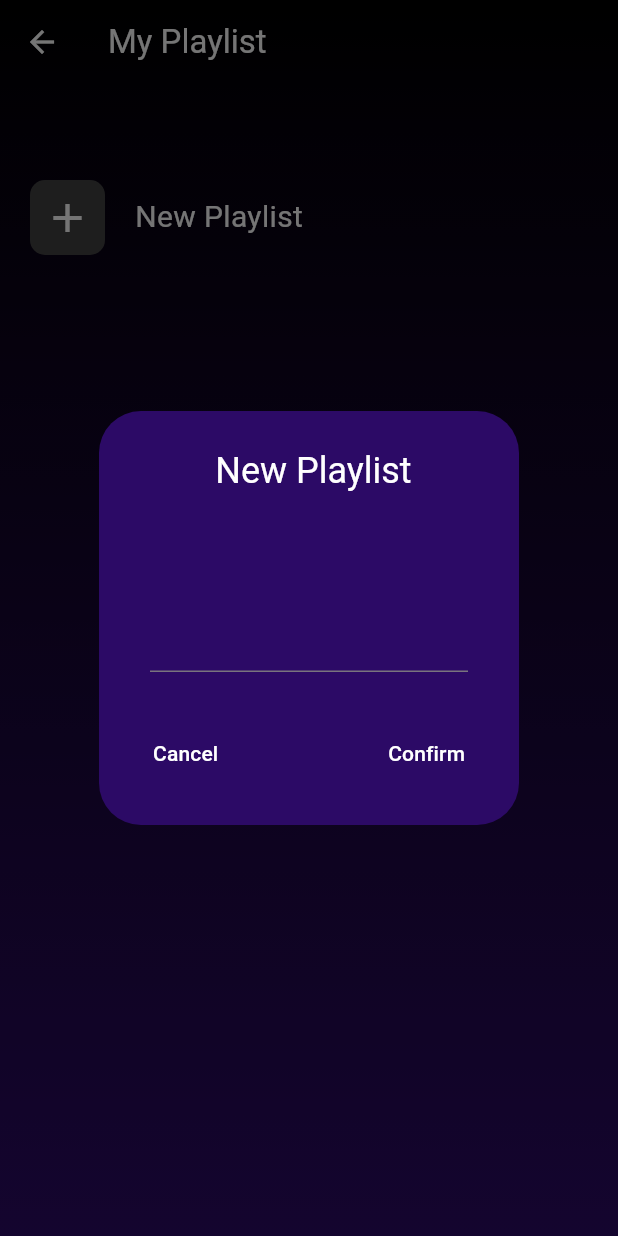
After one commit to jilkujiptha/MusicApp, a Flutter app: the Playlist screen opened by its route, after a tap on the "add" icon, on a phone screen of 412 x 824 dp. The commit adds this screen. Run offline on Flutter 3.47's test engine with Material 3 defaults, Android fonts, the phone set to English and light mode, and no system bars; our stand-ins replace firebase_core, hive, hive_flutter, just_audio, permission_handler; accounts and stored records are empty.

Commit message:
music updated

```diff
--- /dev/null
+++ b/musicapp/lib/Playlist.dart
@@ -0,0 +1,133 @@
+import 'package:flutter/material.dart';
+import 'package:hive/hive.dart';
+
+class Playlist extends StatefulWidget {
+  const Playlist({super.key});
+
+  @override
+  State<Playlist> createState() => _PlaylistState();
+}
+
+class _PlaylistState extends State<Playlist> {
+  List favorite = [];
+  final _favorite = Hive.box("mybox");
+
+  @override
+  void initState() {
+    // TODO: implement initState
+    super.initState();
+  }
+
+  @override
+  Widget build(BuildContext context) {
+    return Scaffold(
+      extendBodyBehindAppBar: true,
+      appBar: AppBar(
+        iconTheme: IconThemeData(color: Colors.white),
+        backgroundColor: Colors.transparent,
+        title: Text(
+          "My Playlist",
+          style: TextStyle(color: Colors.white),
+        ),
+      ),
+      body: Container(
+          padding: EdgeInsets.all(20),
+          width: double.infinity,
+          height: double.infinity,
+          decoration: BoxDecoration(
+            gradient: LinearGradient(
+              colors: [
+                const Color.fromARGB(255, 44, 10, 102),
+                Colors.black,
+              ],
+              end: Alignment.topCenter,
+              begin: Alignment.bottomCenter,
+            ),
+          ),
+          child: Column(
+            crossAxisAlignment: CrossAxisAlignment.start,
+            children: [
+              SizedBox(
+                height: 100,
+              ),
+              Row(
+                children: [
+                  Container(
+                    width: 50,
+                    height: 50,
+                    decoration: BoxDecoration(
+                        borderRadius: BorderRadius.circular(10),
+                        color: Colors.grey[800]),
+                    child: IconButton(
+                      onPressed: () {
+                        showDialog(
+                            context: context,
+                            builder: (BuildContext context) {
+                              return AlertDialog(
+                                backgroundColor:
+                                    const Color.fromARGB(255, 44, 10, 102),
+                                title: Center(
+                                  child: Text(
+                                    " New Playlist",
+                                    style: TextStyle(color: Colors.white),
+                                  ),
+                                ),
+                                actions: [
+                                  SizedBox(
+                                    height: 40,
+                                  ),
+                                  Container(
+                                    margin: EdgeInsets.all(10),
+                                    child: TextField(
+                                      style: TextStyle(color: Colors.white),
+                                    ),
+                                  ),
+                                  SizedBox(
+                                    height: 20,
+                                  ),
+                                  Row(
+                                    children: [
+                                      TextButton(
+                                          onPressed: () {
+                                            Navigator.pop(context);
+                                          },
+                                          child: Text(
+                                            "Cancel",
+                                            style:
+                                                TextStyle(color: Colors.white),
+                                          )),
+                                      Spacer(),
+                                      TextButton(
+                                          onPressed: () {},
+                                          child: Text(
+                                            "Confirm",
+                                            style:
+                                                TextStyle(color: Colors.white),
+                                          )),
+                                    ],
+                                  )
+                                ],
+                              );
+                            });
+                      },
+                      icon: Icon(
+                        Icons.add,
+                        color: Colors.white,
+                        size: 32,
+                      ),
+                    ),
+                  ),
+                  SizedBox(
+                    width: 20,
+                  ),
+                  Text(
+                    "New Playlist",
+                    style: TextStyle(color: Colors.white, fontSize: 20),
+                  )
+                ],
+              ),
+            ],
+          )),
+    );
+  }
+}
--- a/musicapp/lib/listenMusic.dart
+++ b/musicapp/lib/listenMusic.dart
@@ -159,7 +159,7 @@ class _ListenmusicState extends State<Listenmusic>
                       child: ClipRRect(
                         borderRadius: BorderRadius.circular(20),
                         child: Image.asset(
-                          "./Image/images.jpeg",
+                          "./Image/music.webp",
                           fit: BoxFit.cover,
                         ),
                       ),
--- a/musicapp/lib/main.dart
+++ b/musicapp/lib/main.dart
@@ -4,7 +4,7 @@ import 'package:hive_flutter/hive_flutter.dart';
 
 import 'package:musicapp/MusicPage.dart';
 import 'package:musicapp/changeNotifier.dart';
-import 'package:musicapp/favoriteSong.dart';
+import 'package:musicapp/Playlist.dart';
 import 'package:musicapp/listenMusic.dart';
 
 import 'package:firebase_core/firebase_core.dart';
@@ -26,7 +26,7 @@ void main() async {
     routes: {
       "listen": (context) => Listenmusic(),
       "music": (context) => MusicPage(),
-      "fav": (context) => FavoriteMusiclist(),
+      "playlist": (context) => Playlist(),
       "show":(context)=>ShowBottomSheet(),
     },
   ),
--- a/musicapp/pubspec.yaml
+++ b/musicapp/pubspec.yaml
@@ -73,8 +73,6 @@ flutter:
   #   - images/a_dot_ham.jpeg
       - Image/pngegg.png
       - Image/ms-removebg-preview.png
-      - Image/share.png
-      - Image/google-symbol.png
       - Image/images.jpeg
 
   # An image asset can refer to one or more resolution-specific "variants", see
```
Also changed, not shown: musicapp/lib/MusicPage.dart (+48 -26 lines), musicapp/lib/favoriteSong.dart (deleted, +0 -72 lines).
